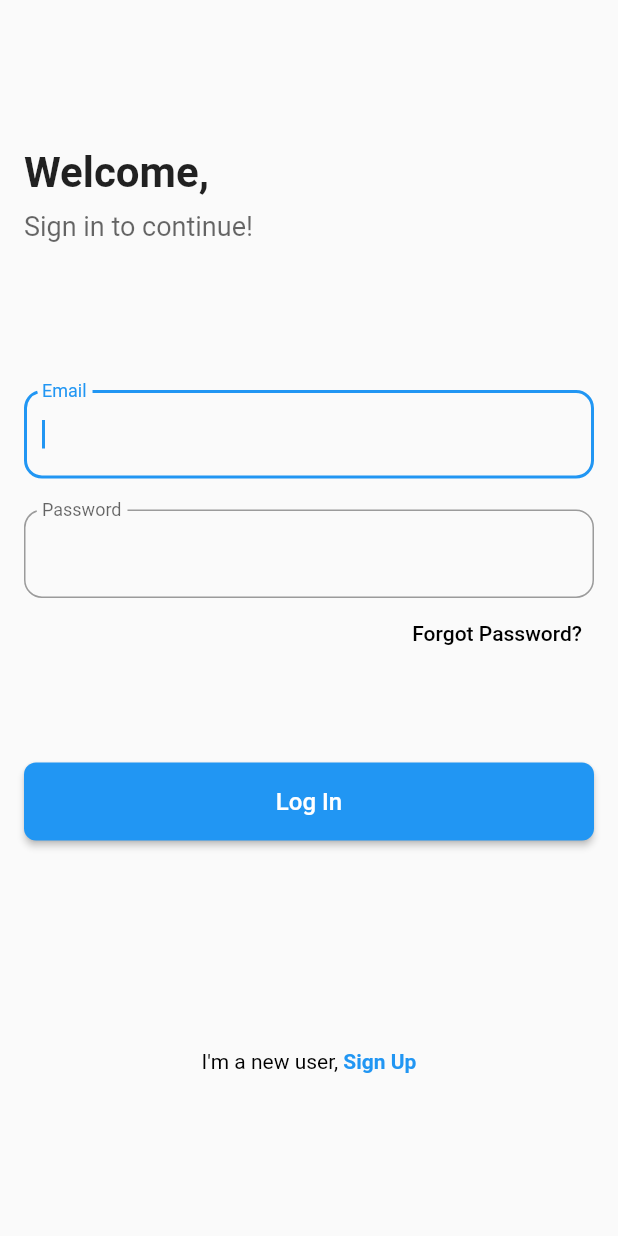
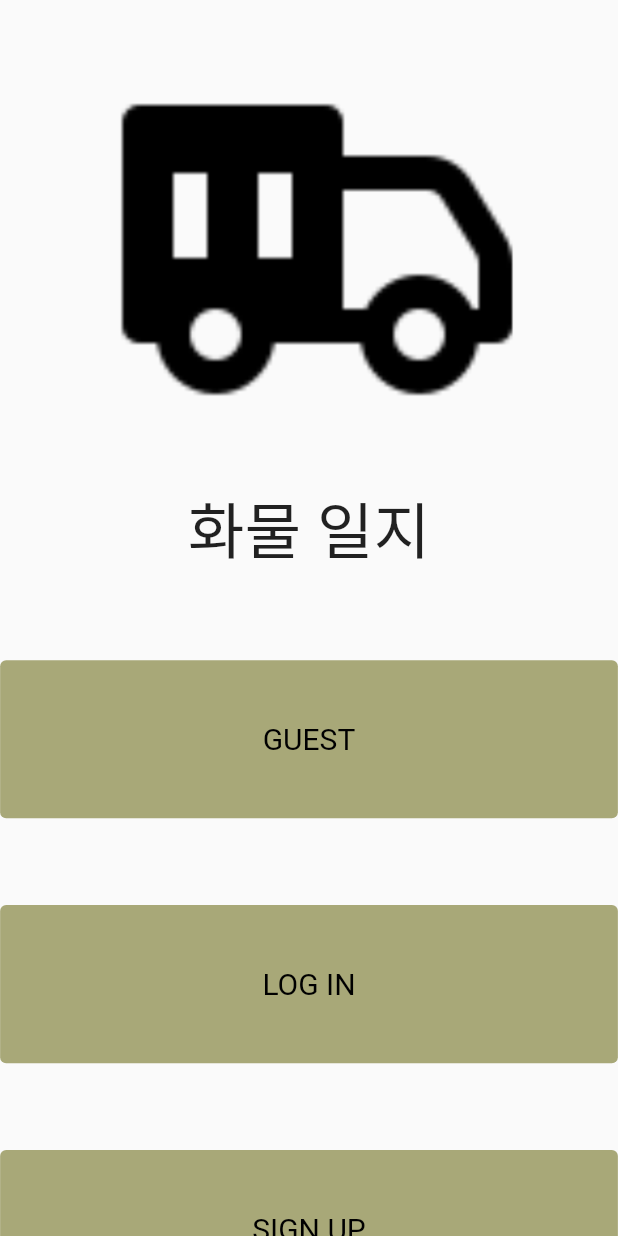
Before and after one commit to jun-young1993/freight-ui, a Flutter app: the screen it shows after launch, on a phone screen of 412 x 824 dp. Run offline on Flutter 3.47's test engine with Material 2 defaults, Android fonts, the phone set to English and light mode, and no system bars; our stand-ins replace flutter_bloc, flutter_dotenv, flutter_secure_storage, flutter_svg, syncfusion_flutter_datepicker; missing offline and left inert: dart:ffi, excel.

Commit message:
login ui 변경

```diff
--- a/lib/config/images.dart
+++ b/lib/config/images.dart
@@ -1,4 +1,5 @@
 import 'package:flutter/material.dart';
+import 'package:flutter_svg/flutter_svg.dart';
 
 const String _imagePath = 'assets/images';
 
@@ -6,6 +7,9 @@ class _Image extends AssetImage {
   const _Image(String fileName) : super('$_imagePath/$fileName');
 }
 
+
+
 class AppImages {
   static const main = _Image('main.png');
+  static const truck = _Image('truck.png');
 }
--- a/lib/config/route_map.dart
+++ b/lib/config/route_map.dart
@@ -7,7 +7,8 @@ class AppRouteMap {
       Routes.drive,
       Routes.expenditure,
       Routes.oil,
-      Routes.maintenance
+      Routes.maintenance,
+      Routes.simpleLogin
     ];
   }
 
@@ -23,6 +24,8 @@ class AppRouteMap {
         return '주유 내역';
       case Routes.maintenance:
         return '정비 내역';
+      case Routes.simpleLogin:
+        return '화물 일지';
       default :
         return 'no name';
     }
--- a/lib/main.dart
+++ b/lib/main.dart
@@ -1,11 +1,14 @@
 import 'package:flutter/material.dart';
 import 'package:flutter_bloc/flutter_bloc.dart';
+import 'package:flutter_dotenv/flutter_dotenv.dart';
 import 'package:freight_ui/app.dart';
 import 'package:freight_ui/repositories/drive_repository.dart';
 import 'package:freight_ui/services/excel_service.dart';
 import 'package:freight_ui/states/drive/drive_bloc.dart';
 
-void main() {
+void main() async {
+  await dotenv.load(fileName: '.env');
+
   runApp(MultiRepositoryProvider(
     providers: [
       RepositoryProvider<DriveRepository>(
--- /dev/null
+++ b/lib/services/key_store_service.dart
@@ -0,0 +1,10 @@
+import 'package:flutter_secure_storage/flutter_secure_storage.dart';
+
+abstract class KeyStoreImplement {
+  late FlutterSecureStorage storage;
+}
+
+class KeyStoreService extends KeyStoreImplement {
+  @override
+  final storage = const FlutterSecureStorage();
+}
--- a/lib/ui/screen/simple_login/simple_login.dart
+++ b/lib/ui/screen/simple_login/simple_login.dart
@@ -5,7 +5,12 @@
 */
 
 import 'package:flutter/material.dart';
+import 'package:flutter_dotenv/flutter_dotenv.dart';
+import 'package:freight_ui/config/colors.dart';
+import 'package:freight_ui/config/images.dart';
+import 'package:freight_ui/config/route_map.dart';
 import 'package:freight_ui/routes.dart';
+import 'package:path/path.dart';
 
 class SimpleLoginScreen extends StatefulWidget {
   /// Callback for when this form is submitted successfully. Parameters are (email, password)
@@ -19,6 +24,10 @@ class SimpleLoginScreen extends StatefulWidget {
 class _SimpleLoginScreenState extends State<SimpleLoginScreen> {
   late String email, password;
   String? emailError, passwordError;
+
+  final GlobalKey<NestedScrollViewState> _scrollKey = GlobalKey();
+
+
   Function(String? email, String? password)? get onSubmitted =>
       widget.onSubmitted;
 
@@ -75,108 +84,87 @@ class _SimpleLoginScreenState extends State<SimpleLoginScreen> {
     // }
   }
 
+  void guest() {
+    print(dotenv.get('GUEST_TOKEN'));
+    AppNavigator.push(Routes.home);
+  }
+
   @override
   Widget build(BuildContext context) {
     double screenHeight = MediaQuery.of(context).size.height;
+    double titleSize = screenHeight * 0.1;
 
     return Scaffold(
-      body: Padding(
-        padding: const EdgeInsets.symmetric(horizontal: 16),
-        child: ListView(
-          children: [
-            SizedBox(height: screenHeight * .12),
-            const Text(
-              'Welcome,',
-              style: TextStyle(
-                fontSize: 28,
-                fontWeight: FontWeight.bold,
-              ),
-            ),
-            SizedBox(height: screenHeight * .01),
-            Text(
-              'Sign in to continue!',
-              style: TextStyle(
-                fontSize: 18,
-                color: Colors.black.withOpacity(.6),
-              ),
-            ),
-            SizedBox(height: screenHeight * .12),
-            InputField(
-              onChanged: (value) {
-                setState(() {
-                  email = value;
-                });
-              },
-              labelText: 'Email',
-              errorText: emailError,
-              keyboardType: TextInputType.emailAddress,
-              textInputAction: TextInputAction.next,
-              autoFocus: true,
-            ),
-            SizedBox(height: screenHeight * .025),
-            InputField(
-              onChanged: (value) {
-                setState(() {
-                  password = value;
-                });
-              },
-              onSubmitted: (val) => submit(),
-              labelText: 'Password',
-              errorText: passwordError,
-              obscureText: true,
-              textInputAction: TextInputAction.next,
-            ),
-            Align(
-              alignment: Alignment.centerRight,
-              child: TextButton(
-                onPressed: () {},
-                child: const Text(
-                  'Forgot Password?',
-                  style: TextStyle(
-                    color: Colors.black,
-                  ),
-                ),
-              ),
-            ),
-            SizedBox(
-              height: screenHeight * .075,
-            ),
-            FormButton(
-              text: 'Log In',
-              onPressed: submit,
-            ),
-            SizedBox(
-              height: screenHeight * .15,
-            ),
-            TextButton(
-              onPressed: () => Navigator.push(
-                context,
-                MaterialPageRoute(
-                  builder: (_) => const SimpleRegisterScreen(),
-                ),
-              ),
-              child: RichText(
-                text: const TextSpan(
-                  text: "I'm a new user, ",
-                  style: TextStyle(color: Colors.black),
-                  children: [
-                    TextSpan(
-                      text: 'Sign Up',
-                      style: TextStyle(
-                        color: Colors.blue,
-                        fontWeight: FontWeight.bold,
-                      ),
+      body: Stack(
+        children: [
+              SingleChildScrollView(
+              child : Column(
+                crossAxisAlignment: CrossAxisAlignment.stretch,
+                children: [
+                  _buildImage(context),
+                  _buildTitle(context),
+                   SizedBox(
+                      height: screenHeight * 0.07,
                     ),
-                  ],
-                ),
-              ),
+                    _buildButton(context,'GUEST',guest),
+                    SizedBox(
+                      height: screenHeight * 0.07,
+                    ),
+                    _buildButton(context,'LOG IN',submit),
+                    SizedBox(
+                      height: screenHeight * 0.07,
+                    ),
+                    _buildButton(context,'SIGN UP',submit),
+                ],
+              )
             )
-          ],
-        ),
+        ]
       ),
     );
   }
+
+  Widget _buildImage(BuildContext context){
+    double screenHeight = MediaQuery.of(context).size.height;
+    return Container(
+      padding: EdgeInsets.all(screenHeight * 0.03),
+      alignment: Alignment.center,
+      child: const Image(image: AppImages.truck),
+    );
+  }
+
+  Widget _buildTitle(BuildContext context){
+    double screenHeight = MediaQuery.of(context).size.height;
+    return Container(
+      alignment: Alignment.center,
+      child: Title(
+        color: AppColors.black,
+        child: Text(
+          style: TextStyle(fontSize: screenHeight * 0.05),
+          AppRouteMap.getName(Routes.simpleLogin)
+        )
+      ),
+    );
+
+  }
+
+  Widget _buildButton(BuildContext context, title, VoidCallback onPressed){
+    double screenHeight = MediaQuery.of(context).size.height;
+    return Container(
+      padding: EdgeInsets.all(screenHeight * 0.0001),
+      child: TextButton(
+        onPressed: onPressed,
+        style: TextButton.styleFrom(
+          foregroundColor: Colors.black,
+          backgroundColor: AppColors.beige,
+          textStyle: const TextStyle(fontSize: 20),
+          padding: EdgeInsets.all(screenHeight * 0.05),
+        ),
+        child: Text(title),
+      )
+    );
+  }
 }
+
 
 class SimpleRegisterScreen extends StatefulWidget {
   /// Callback for when this form is submitted successfully. Parameters are (email, password)
--- a/pubspec.yaml
+++ b/pubspec.yaml
@@ -42,6 +42,9 @@ dependencies:
   excel: ^2.1.0
   path_provider: ^2.1.1
   path: ^1.8.3
+  flutter_secure_storage: ^9.0.0
+  flutter_dotenv: ^5.1.0
+  flutter_svg: ^2.0.7
 
 dev_dependencies:
   flutter_test:
@@ -62,6 +65,7 @@ dev_dependencies:
 flutter:
   assets:
     - assets/images/
+    - .env
   # The following line ensures that the Material Icons font is
   # included with your application, so that you can use the icons in
   # the material Icons class.
```
Also changed, not shown: assets/images/truck.png (added), lib/config/definends.dart (added), 7 other files.
